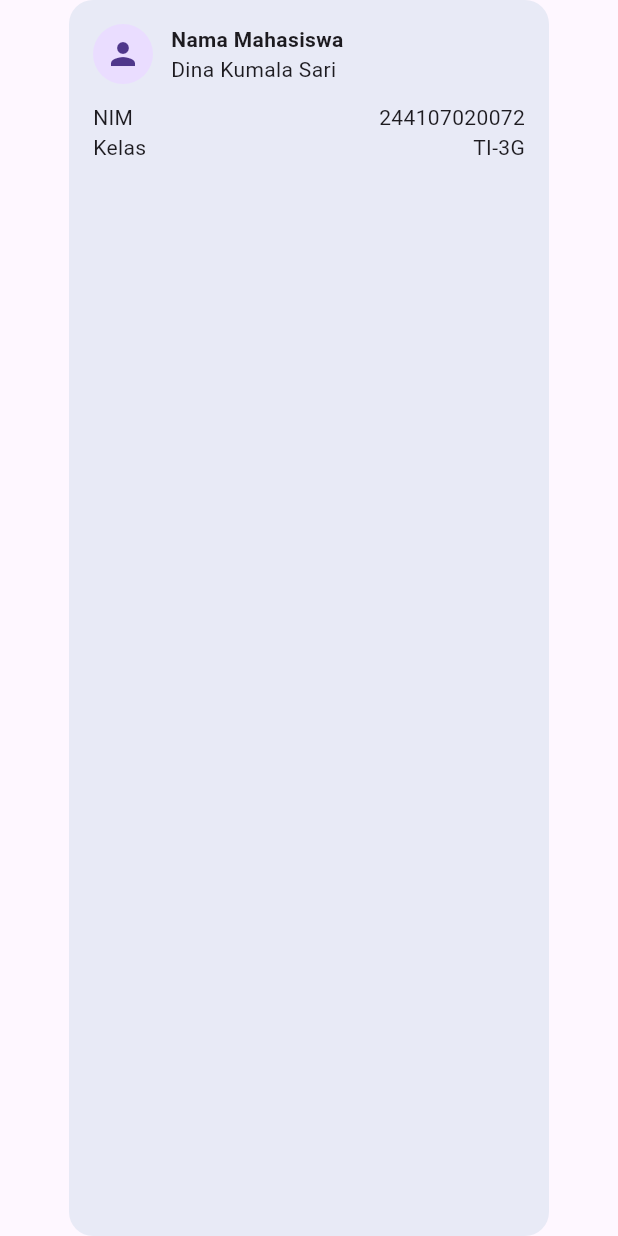
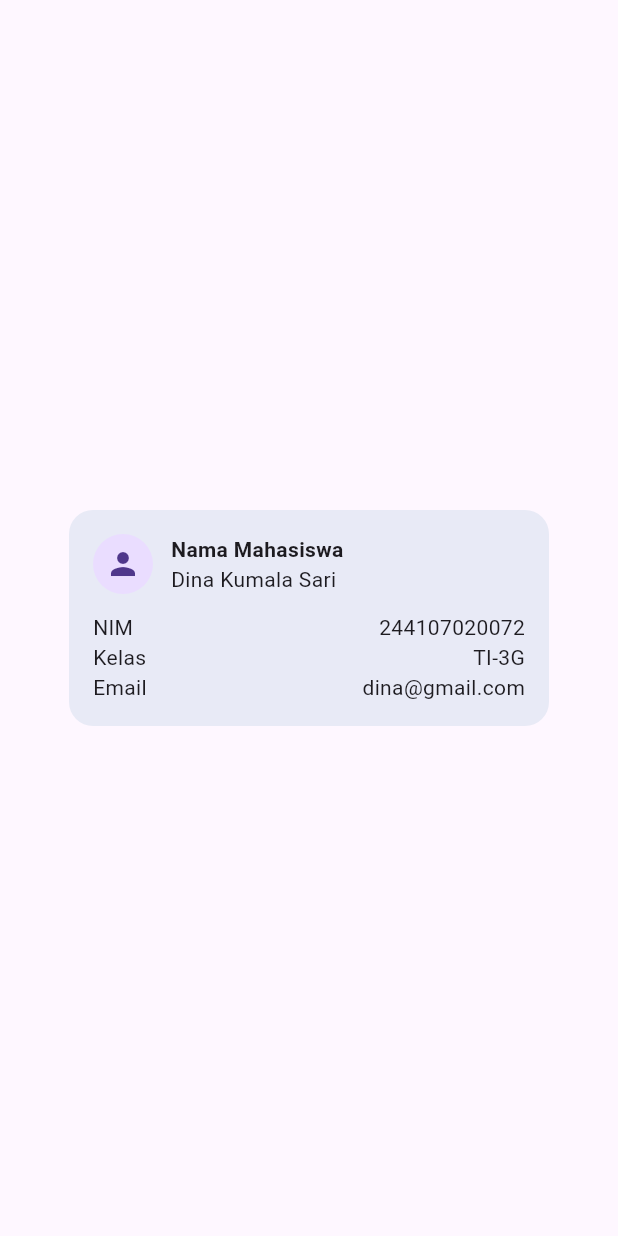
Before and after one commit to DinaKSari/244107020072-mobile-course, a Flutter app: the screen it shows after launch, on a phone screen of 412 x 824 dp. Run offline on Flutter 3.47's test engine with Material 3 defaults, Android fonts, the light colour scheme and no system bars.

Commit message:
satu baris data (misal Email) menggunakan pola Row + Expanded yang sama.

```diff
--- a/01-week-1-mobile-development-ecosystem-flutter-refresh/lib/main.dart
+++ b/01-week-1-mobile-development-ecosystem-flutter-refresh/lib/main.dart
@@ -32,7 +32,7 @@ class ProfileCard extends StatelessWidget {
         borderRadius: BorderRadius.circular(16),
       ),
       child: Column(
-        mainAxisSize: MainAxisSize.max,
+        mainAxisSize: MainAxisSize.min,
         children: [
           Row(
             children: [
@@ -59,6 +59,10 @@ class ProfileCard extends StatelessWidget {
             Expanded(child: Text('Kelas')),
             Text('TI-3G'),
           ]),
+          const Row(children: [
+            Expanded(child: Text('Email')),
+            Text('dina@gmail.com')
+          ]),
         ],
       ),
     );
```
